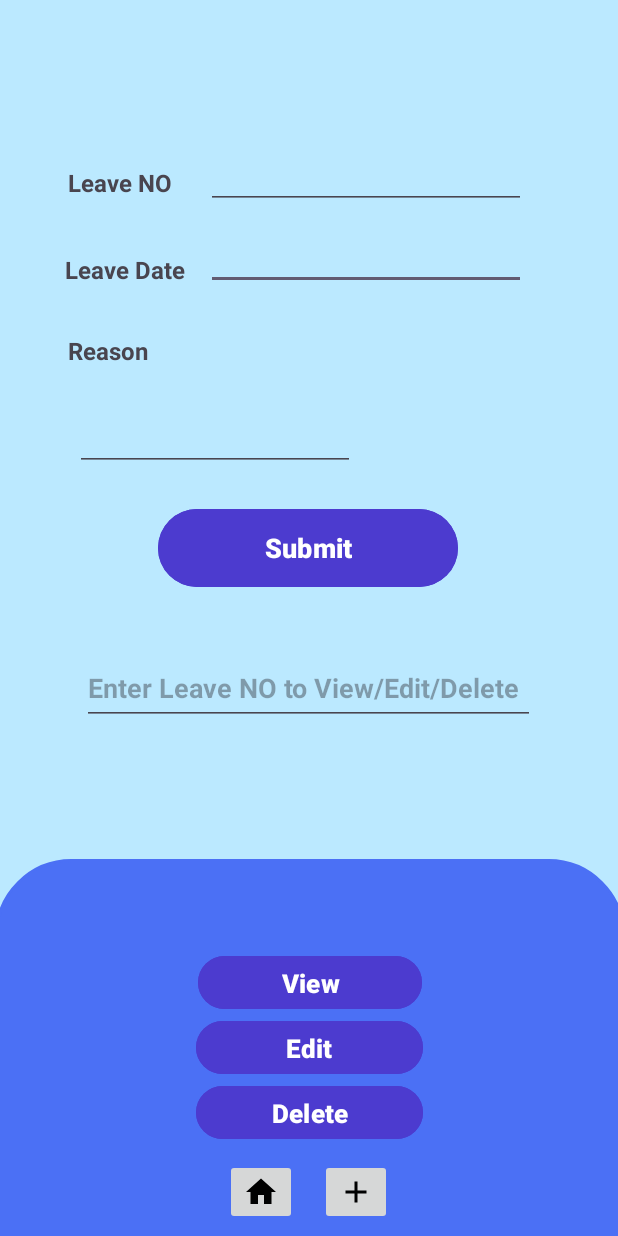
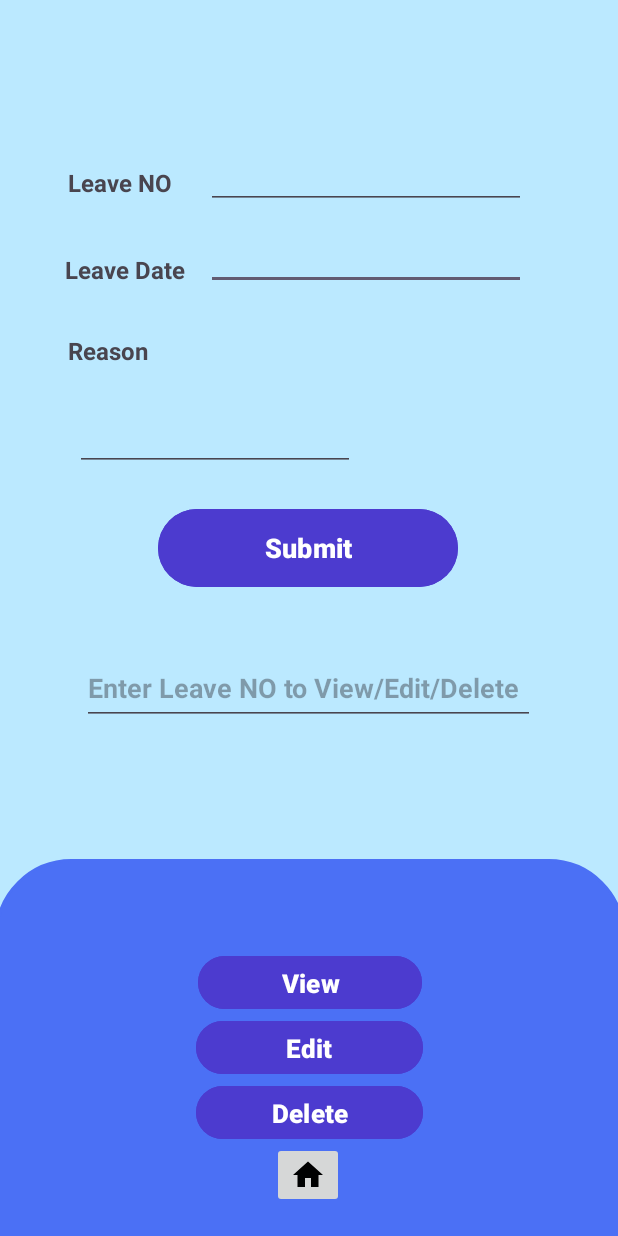
Before and after one commit to KavinduDeemantha/Leave-Management-App-with-Java, an Android app: the RequestLeaveActivity screen opened directly, with no data from a screen before it, on a phone screen of 412 x 824 dp. Run offline under Robolectric (Android 15) with nearby library versions, the phone set to English and light mode, and no system bars.

Commit message:
add leave icon removed from request leave page

```diff
--- a/app/src/main/java/com/s22010068/leave_management_app/FirstPageActivity.java
+++ b/app/src/main/java/com/s22010068/leave_management_app/FirstPageActivity.java
@@ -12,20 +12,10 @@ import android.widget.Button;
 
 public class FirstPageActivity extends AppCompatActivity implements LightSensorManager.LightSensorCallback {
     private LightSensorManager lightSensorManager;
-    private SessionManager sessionManager;
     @Override
     protected void onCreate(Bundle savedInstanceState) {
         super.onCreate(savedInstanceState);
         setContentView(R.layout.firstpage);
-
-        sessionManager = new SessionManager(this);
-
-//        boolean isLoggedIn = checkUserLoginStatus();
-//        if (!isLoggedIn || isLoggedIn) {
-//            Intent intent = new Intent(this, FirstPageActivity.class);
-//            startActivity(intent);
-//            finish();
-//        }
 
         lightSensorManager = new LightSensorManager(this, this);
 
@@ -38,11 +28,6 @@ public class FirstPageActivity extends AppCompatActivity implements LightSensorM
             }
         });
     }
-
-//    private boolean checkUserLoginStatus() {
-//        return sessionManager.isLoggedIn();
-//    }
-
     protected void onResume() {
         super.onResume();
         lightSensorManager.start();
--- a/app/src/main/java/com/s22010068/leave_management_app/SignInPageActivity.java
+++ b/app/src/main/java/com/s22010068/leave_management_app/SignInPageActivity.java
@@ -16,6 +16,7 @@ import androidx.core.content.ContextCompat;
 public class SignInPageActivity extends AppCompatActivity implements LightSensorManager.LightSensorCallback {
     private LightSensorManager lightSensorManager;
     private DatabaseHelper databaseHelper;
+    private SessionManager sessionManager;
     private EditText usernameEditText, passwordEditText;
     @Override
     protected void onCreate(Bundle savedInstanceState) {
@@ -24,6 +25,7 @@ public class SignInPageActivity extends AppCompatActivity implements LightSensor
 
         lightSensorManager = new LightSensorManager(this, this);
         databaseHelper = new DatabaseHelper(this);
+        sessionManager = new SessionManager(this);
 
         usernameEditText = findViewById(R.id.editTextUsername);
         passwordEditText = findViewById(R.id.editTextPassword);
@@ -39,6 +41,7 @@ public class SignInPageActivity extends AppCompatActivity implements LightSensor
                     SharedPreferences.Editor editor = sharedPref.edit();
                     editor.putString("username", username);
                     editor.apply();
+                    sessionManager.createLoginSession(username);
 
                     Intent signInIntent = new Intent(SignInPageActivity.this, DashboardActivity.class);
                     startActivity(signInIntent);
--- a/app/src/main/res/layout/requestleave.xml
+++ b/app/src/main/res/layout/requestleave.xml
@@ -35,6 +35,7 @@
         android:orientation="vertical"
         app:layout_constraintBottom_toBottomOf="parent"
         app:layout_constraintEnd_toEndOf="parent"
+        app:layout_constraintHorizontal_bias="0.555"
         app:layout_constraintStart_toStartOf="parent"
         app:layout_constraintTop_toTopOf="parent"
         app:layout_constraintVertical_bias="1.0">
@@ -91,23 +92,11 @@
         android:layout_height="wrap_content"
         app:layout_constraintBottom_toBottomOf="parent"
         app:layout_constraintEnd_toEndOf="parent"
-        app:layout_constraintHorizontal_bias="0.413"
+        app:layout_constraintHorizontal_bias="0.498"
         app:layout_constraintStart_toStartOf="parent"
         app:layout_constraintTop_toTopOf="parent"
-        app:layout_constraintVertical_bias="0.991"
+        app:layout_constraintVertical_bias="0.976"
         app:srcCompat="@drawable/baseline_home_24" />
-
-    <ImageButton
-        android:id="@+id/add_leave_btn"
-        android:layout_width="wrap_content"
-        android:layout_height="wrap_content"
-        app:layout_constraintBottom_toBottomOf="parent"
-        app:layout_constraintEnd_toEndOf="parent"
-        app:layout_constraintHorizontal_bias="0.586"
-        app:layout_constraintStart_toStartOf="parent"
-        app:layout_constraintTop_toTopOf="parent"
-        app:layout_constraintVertical_bias="0.991"
-        app:srcCompat="@drawable/baseline_add_24" />
 
     <EditText
         android:id="@+id/enter_leave_date"
```
